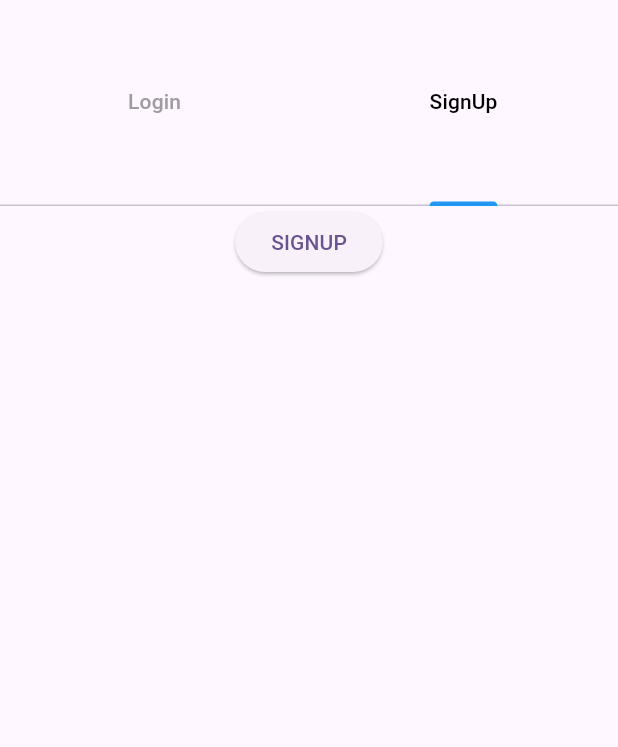
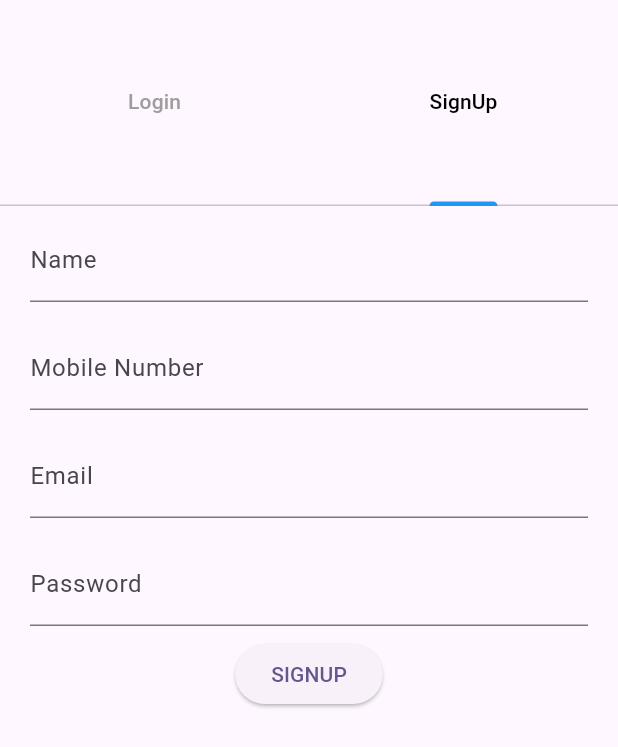
Before and after one commit to SenuraKoshala/Chat-Mobile-Application, a Flutter app: the AuthContainer screen opened directly, tab 2 chosen, on a phone screen of 412 x 824 dp. Shown: the top 747 px of the screen. Run offline on Flutter 3.47's test engine with Material 3 defaults, Android fonts, the phone set to English and light mode, and no system bars.

Commit message:
create signup and login placeholders

```diff
--- a/whisper/lib/pages/signup/signup.dart
+++ b/whisper/lib/pages/signup/signup.dart
@@ -97,9 +97,29 @@ class AuthTabBarView extends StatelessWidget {
   Widget build(BuildContext context) {
     return TabBarView(
       children: [
+        // Login Form
         Form(
           child: Column(
             children: [
+              Padding(
+                padding: const EdgeInsets.symmetric(vertical: 8.0, horizontal: 20.0),
+                child: TextFormField(
+                  decoration: const InputDecoration(
+                    labelText: 'Email',
+                    hintText: 'Enter your email',
+                  ),
+                ),
+              ),
+              Padding(
+                padding: const EdgeInsets.symmetric(vertical: 8.0, horizontal: 20.0),
+                child: TextFormField(
+                  decoration: const InputDecoration(
+                    labelText: 'Password',
+                    hintText: 'Enter your password',
+                  ),
+                  obscureText: true,
+                ),
+              ),
               ElevatedButton(
                 onPressed: () {
                   // Navigate to Home on Login
@@ -113,11 +133,51 @@ class AuthTabBarView extends StatelessWidget {
             ],
           ),
         ),
+        // Signup Form
         Form(
           child: Column(
             children: [
+              Padding(
+                padding: const EdgeInsets.symmetric(vertical: 8.0, horizontal: 20.0),
+                child: TextFormField(
+                  decoration: const InputDecoration(
+                    labelText: 'Name',
+                    hintText: 'Enter your name',
+                  ),
+                ),
+              ),
+              Padding(
+                padding: const EdgeInsets.symmetric(vertical: 8.0, horizontal: 20.0),
+                child: TextFormField(
+                  decoration: const InputDecoration(
+                    labelText: 'Mobile Number',
+                    hintText: 'Enter your mobile number',
+                  ),
+                ),
+              ),
+              Padding(
+                padding: const EdgeInsets.symmetric(vertical: 8.0, horizontal: 20.0),
+                child: TextFormField(
+                  decoration: const InputDecoration(
+                    labelText: 'Email',
+                    hintText: 'Enter your email',
+                  ),
+                ),
+              ),
+              Padding(
+                padding: const EdgeInsets.symmetric(vertical: 8.0, horizontal: 20.0),
+                child: TextFormField(
+                  decoration: const InputDecoration(
+                    labelText: 'Password',
+                    hintText: 'Enter your password',
+                  ),
+                  obscureText: true,
+                ),
+              ),
               ElevatedButton(
-                onPressed: () {},
+                onPressed: () {
+                  // Action for signup button
+                },
                 child: const Text('SIGNUP'),
               ),
             ],
```
